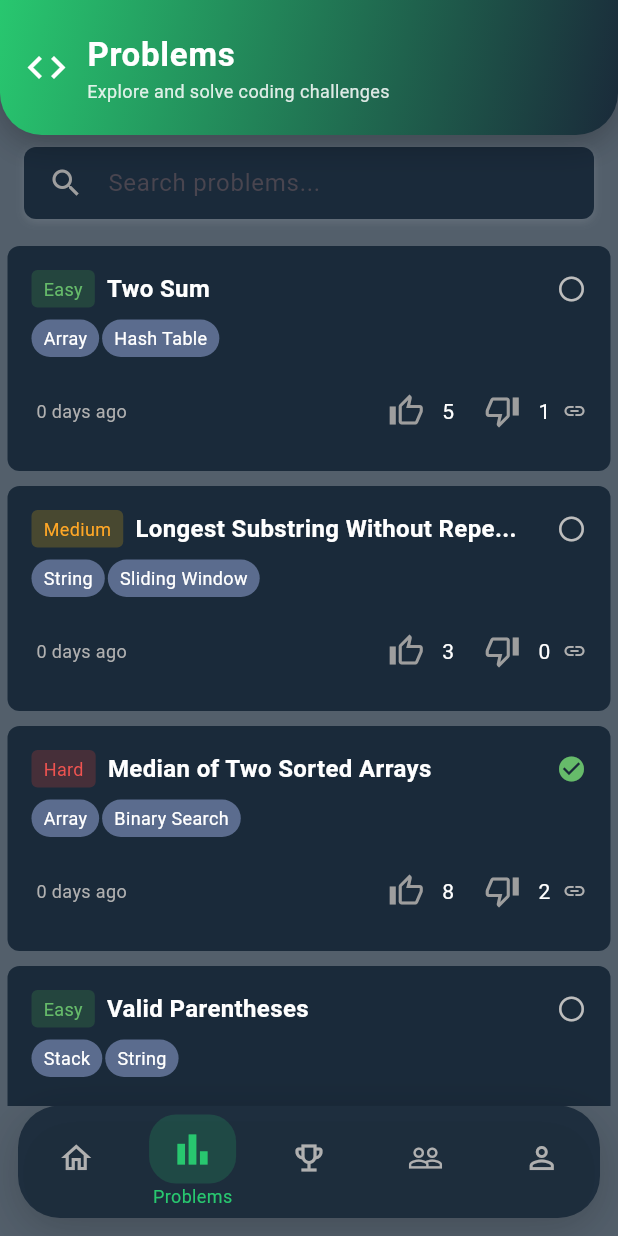
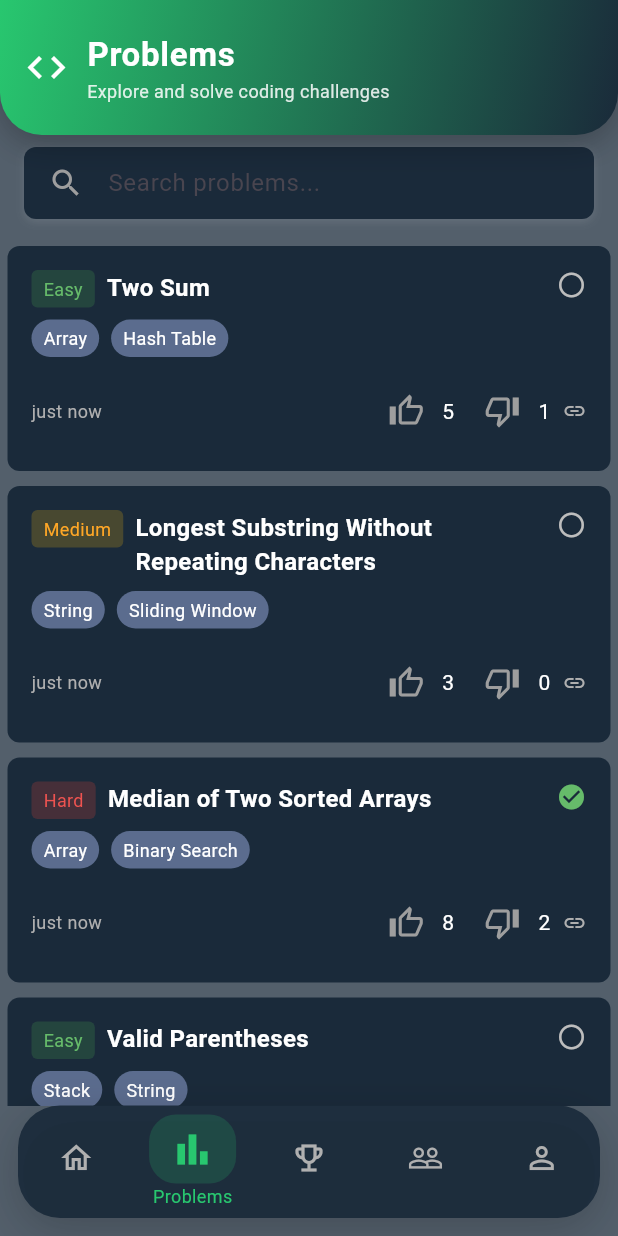
Before and after one commit to Bereke1t2/cpd-hub, a Flutter app: the screen it shows after launch, item 2 of the bottom bar chosen, on a phone screen of 412 x 824 dp. Run offline on Flutter 3.47's test engine with Material 3 defaults, Android fonts, the phone set to English and light mode, and no system bars; our stand-ins replace bloc, dartz, equatable, flutter_bloc, internet_connection_checker.

Commit message:
Fix overflows in contest/problem cards

```diff
--- a/lib/future/main/presentation/widget/problem_container.dart
+++ b/lib/future/main/presentation/widget/problem_container.dart
@@ -8,23 +8,44 @@ import 'difficulty_box.dart';
 class ProblemContainer extends StatelessWidget {
   final String title;
   final String difficulty;
-  final bool isSolved ;
-  final int likedCount ;
+  final bool isSolved;
+  final int likedCount;
   final int dislikedCount;
-  final VoidCallback? onLike ;
-  final VoidCallback? onDislike ;
-  final VoidCallback? onTap ;
-  final DateTime timestamp ;
+  final VoidCallback? onLike;
+  final VoidCallback? onDislike;
+  final VoidCallback? onTap;
+  final DateTime timestamp;
   final List<String> tags;
   final bool isLiked;
   final bool isDisliked;
 
+  const ProblemContainer({
+    super.key,
+    required this.title,
+    required this.difficulty,
+    this.isSolved = false,
+    this.likedCount = 0,
+    this.dislikedCount = 0,
+    this.onLike,
+    this.onDislike,
+    this.onTap,
+    required this.timestamp,
+    required this.tags,
+    this.isLiked = false,
+    this.isDisliked = false,
+  });
 
-  const ProblemContainer({super.key, required this.title, required this.difficulty, this.isSolved = false, this.likedCount = 0, this.dislikedCount = 0, this.onLike, this.onDislike, this.onTap, required this.timestamp, required this.tags, this.isLiked = false, this.isDisliked = false});
+  String _relativeFrom(DateTime date) {
+    final diff = DateTime.now().difference(date);
+    if (diff.inDays > 0) return '${diff.inDays}d ago';
+    if (diff.inHours > 0) return '${diff.inHours}h ago';
+    if (diff.inMinutes > 0) return '${diff.inMinutes}m ago';
+    return 'just now';
+  }
 
   @override
   Widget build(BuildContext context) {
-    return Container(
+    final container = Container(
       width: double.infinity,
       padding: const EdgeInsets.all(16.0),
       margin: const EdgeInsets.only(bottom: 10.0, left: 5.0, right: 5.0),
@@ -37,60 +58,76 @@ class ProblemContainer extends StatelessWidget {
         crossAxisAlignment: CrossAxisAlignment.start,
         children: [
           Row(
-          mainAxisAlignment: MainAxisAlignment.spaceBetween,
-          children: [
-            Row(
+            crossAxisAlignment: CrossAxisAlignment.start,
             children: [
               DifficultyBox(difficulty: difficulty),
               const SizedBox(width: 8.0),
-                Text(
-                  title.length > 30 ? '${title.substring(0, 30)}...' : title,
-                  softWrap: true,
+              Expanded(
+                child: Text(
+                  title,
+                  maxLines: 2,
+                  overflow: TextOverflow.ellipsis,
                   style: const TextStyle(
                     color: UiConstants.mainTextColor,
                     fontSize: 16,
                     fontWeight: FontWeight.bold,
                   ),
                 ),
+              ),
+              const SizedBox(width: 8.0),
+              Icon(
+                isSolved ? Icons.check_circle : Icons.radio_button_unchecked,
+                color: isSolved ? Colors.green.shade400 : Colors.grey.shade400,
+                size: 20.0,
+              ),
             ],
-            ),
-            if(isSolved)
-              Icon(Icons.check_circle, color: Colors.green.shade400, size: 20.0,),
-            if(!isSolved)
-              Icon(Icons.radio_button_unchecked, color: Colors.grey.shade400, size: 20.0,),
-          ],
-
           ),
           const SizedBox(height: 8.0),
           Wrap(
-           spacing: 0.0,
+            spacing: 6.0,
+            runSpacing: 6.0,
             children: List.generate(tags.length, (index) {
               final tag = tags[index];
-             return TagBox(tag:tag);
+              return TagBox(tag: tag);
             }),
           ),
-         SizedBox(height: 12,),
-         Row(
-          mainAxisAlignment: MainAxisAlignment.spaceBetween,
-          children: [
-          Text(" ${DateTime.now().difference(timestamp).inDays} days ago" , style: TextStyle(color: UiConstants.subtitleTextColor , fontSize: 12),),
+          const SizedBox(height: 12),
           Row(
             children: [
+              Expanded(
+                child: Text(
+                  _relativeFrom(timestamp),
+                  style: const TextStyle(
+                    color: UiConstants.subtitleTextColor,
+                    fontSize: 12,
+                  ),
+                ),
+              ),
               LikedAndDislikedButtons(
                 isLiked: isLiked,
                 isDisliked: isDisliked,
                 likedCount: likedCount,
                 dislikedCount: dislikedCount,
-                onLike: (){},
-                onDislike: (){},
+                onLike: onLike ?? () {},
+                onDislike: onDislike ?? () {},
               ),
               const SizedBox(width: 8.0),
-              Icon(Icons.link, color: UiConstants.subtitleTextColor, size: 16.0,),
+              Icon(
+                Icons.link,
+                color: UiConstants.subtitleTextColor,
+                size: 16.0,
+              ),
             ],
-          )
-         ],)
+          ),
         ],
       ),
     );
+
+    if (onTap == null) return container;
+    return InkWell(
+      onTap: onTap,
+      borderRadius: BorderRadius.circular(8.0),
+      child: container,
+    );
   }
 }
```
Also changed, not shown: lib/future/main/presentation/widget/contest_box.dart (+52 -8 lines). Lines whose indentation alone changed are shown as unchanged.
